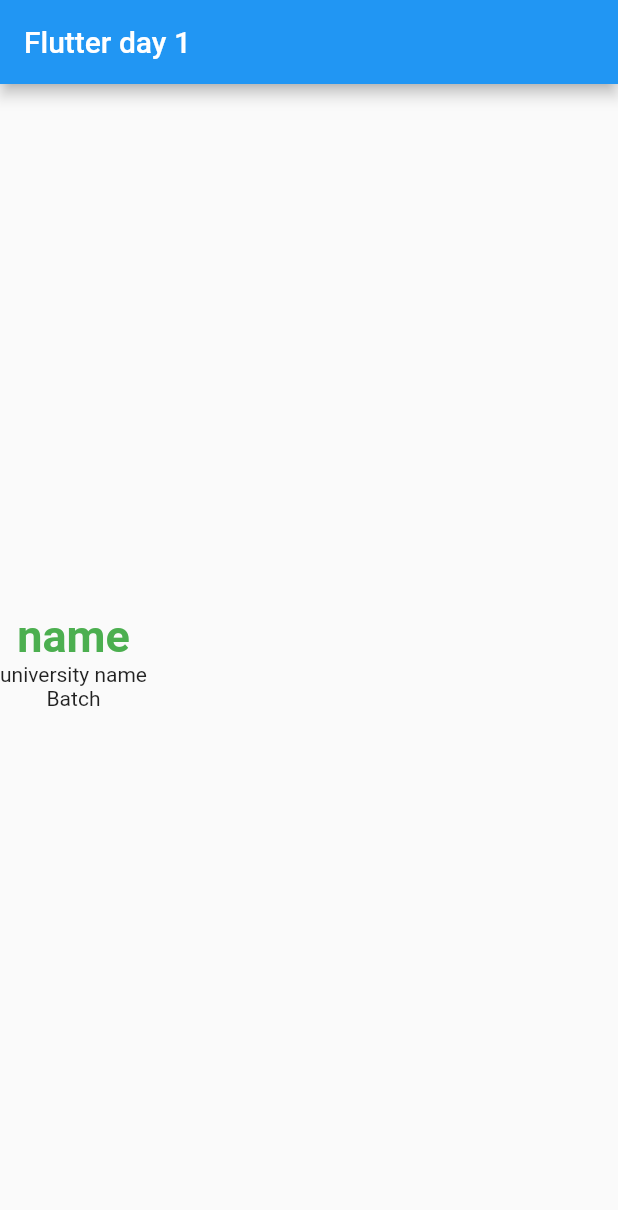
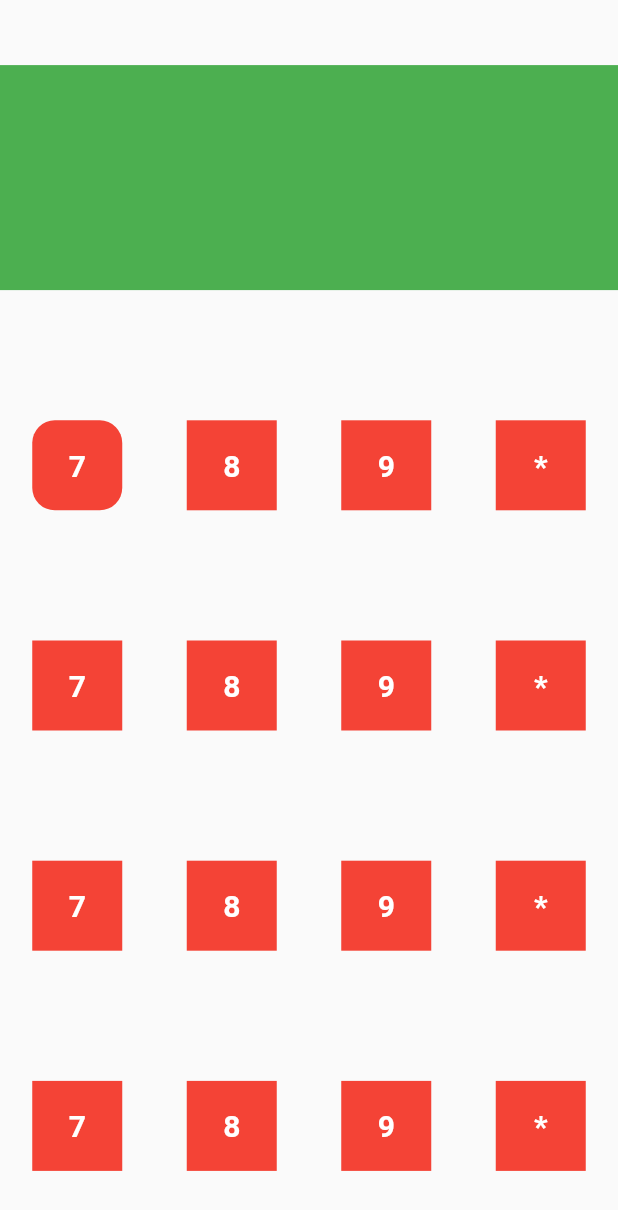
Before and after one commit to bijon95/batch_82_new, a Flutter app: the screen it shows after launch, on a phone screen of 412 x 824 dp. Shown: the top 1210 px of the screen. Run offline on Flutter 3.47's test engine with Material 2 defaults, Android fonts, the phone set to English and light mode, and no system bars.

Commit message:
calculator ui

```diff
--- /dev/null
+++ b/lib/calculator.dart
@@ -0,0 +1,152 @@
+import 'package:flutter/material.dart';
+class Calculator extends StatefulWidget {
+  const Calculator({Key? key}) : super(key: key);
+
+  @override
+  _CalculatorState createState() => _CalculatorState();
+}
+
+class _CalculatorState extends State<Calculator> {
+  @override
+  Widget build(BuildContext context) {
+    return Scaffold(
+      body: Column(
+        mainAxisAlignment: MainAxisAlignment.spaceAround,
+        children: [
+          Container(
+            color: Colors.green,
+            height: 150,
+            width: double.infinity,
+          ),
+
+          Row(
+            mainAxisAlignment: MainAxisAlignment.spaceAround,
+            children: [
+             Container(
+               height: 60,
+               width: 60,
+
+               decoration: BoxDecoration(
+                 color: Colors.red,
+                 borderRadius: BorderRadius.circular(15),
+               ),
+               child: Center(child: Text("7",style: TextStyle(fontSize: 20,color: Colors.white,fontWeight: FontWeight.bold),)),
+             ),
+              Container(
+                alignment: Alignment.center,
+                height: 60,
+                width: 60,
+                color: Colors.red,
+                child: Text("8",style: TextStyle(fontSize: 20,color: Colors.white,fontWeight: FontWeight.bold),),
+              ),
+              Container(
+                height: 60,
+                width: 60,
+                color: Colors.red,
+                child: Center(child: Text("9",style: TextStyle(fontSize: 20,color: Colors.white,fontWeight: FontWeight.bold),)),
+              ),
+              Container(
+                height: 60,
+                width: 60,
+                color: Colors.red,
+                child: Center(child: Text("*",style: TextStyle(fontSize: 20,color: Colors.white,fontWeight: FontWeight.bold),)),
+              ),
+            ],
+          ),
+          Row(
+            mainAxisAlignment: MainAxisAlignment.spaceAround,
+            children: [
+              Container(
+                height: 60,
+                width: 60,
+                color: Colors.red,
+                child: Center(child: Text("7",style: TextStyle(fontSize: 20,color: Colors.white,fontWeight: FontWeight.bold),)),
+              ),
+              Container(
+                alignment: Alignment.center,
+                height: 60,
+                width: 60,
+                color: Colors.red,
+                child: Text("8",style: TextStyle(fontSize: 20,color: Colors.white,fontWeight: FontWeight.bold),),
+              ),
+              Container(
+                height: 60,
+                width: 60,
+                color: Colors.red,
+                child: Center(child: Text("9",style: TextStyle(fontSize: 20,color: Colors.white,fontWeight: FontWeight.bold),)),
+              ),
+              Container(
+                height: 60,
+                width: 60,
+                color: Colors.red,
+                child: Center(child: Text("*",style: TextStyle(fontSize: 20,color: Colors.white,fontWeight: FontWeight.bold),)),
+              ),
+            ],
+          ),
+          Row(
+            mainAxisAlignment: MainAxisAlignment.spaceAround,
+            children: [
+              Container(
+                height: 60,
+                width: 60,
+                color: Colors.red,
+                child: Center(child: Text("7",style: TextStyle(fontSize: 20,color: Colors.white,fontWeight: FontWeight.bold),)),
+              ),
+              Container(
+                alignment: Alignment.center,
+                height: 60,
+                width: 60,
+                color: Colors.red,
+                child: Text("8",style: TextStyle(fontSize: 20,color: Colors.white,fontWeight: FontWeight.bold),),
+              ),
+              Container(
+                height: 60,
+                width: 60,
+                color: Colors.red,
+                child: Center(child: Text("9",style: TextStyle(fontSize: 20,color: Colors.white,fontWeight: FontWeight.bold),)),
+              ),
+              Container(
+                height: 60,
+                width: 60,
+                color: Colors.red,
+                child: Center(child: Text("*",style: TextStyle(fontSize: 20,color: Colors.white,fontWeight: FontWeight.bold),)),
+              ),
+            ],
+          ),
+          Row(
+            mainAxisAlignment: MainAxisAlignment.spaceAround,
+            children: [
+              Container(
+                height: 60,
+                width: 60,
+                color: Colors.red,
+                child: Center(child: Text("7",style: TextStyle(fontSize: 20,color: Colors.white,fontWeight: FontWeight.bold),)),
+              ),
+              Container(
+                alignment: Alignment.center,
+                height: 60,
+                width: 60,
+                color: Colors.red,
+                child: Text("8",style: TextStyle(fontSize: 20,color: Colors.white,fontWeight: FontWeight.bold),),
+              ),
+              Container(
+                height: 60,
+                width: 60,
+                color: Colors.red,
+                child: Center(child: Text("9",style: TextStyle(fontSize: 20,color: Colors.white,fontWeight: FontWeight.bold),)),
+              ),
+              Container(
+                height: 60,
+                width: 60,
+                color: Colors.red,
+                child: Center(child: Text("*",style: TextStyle(fontSize: 20,color: Colors.white,fontWeight: FontWeight.bold),)),
+              ),
+            ],
+          ),
+
+
+        ],
+      ),
+    );
+  }
+}
--- a/lib/main.dart
+++ b/lib/main.dart
@@ -1,5 +1,6 @@
 import 'package:flutter/material.dart';
 
+import 'calculator.dart';
 import 'home.dart';
 
 
@@ -28,7 +29,7 @@ class MyApp extends StatelessWidget {
         // is not restarted.
         primarySwatch: Colors.blue,
       ),
-      home:LoginPage(),
+      home:Calculator(),
     );
   }
 }
```
Also changed, not shown: pubspec.yaml (+4 -4 lines).
